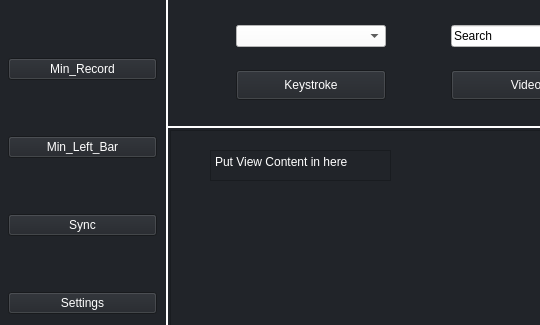
Old version of the form src/views/OuterFrame.ui in the repository komodo6/AVERT; both pictures show x 0 to 540 and y 0 to 325 of the 1313 by 872 pixel window.
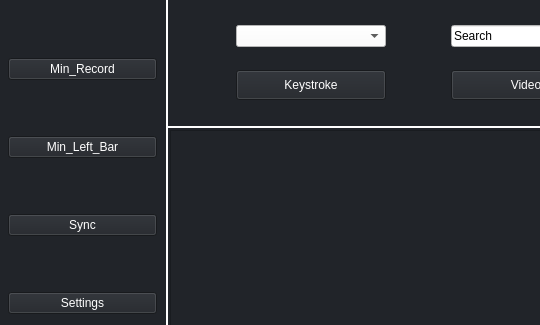
New version of the form.

Commit message:
main.py: Added QHBoxLayout, QFrame, QPushButton imports. Made Content Container Red to distinguish it. Added Button to Content_Container.
OuterFrame turned Content_Container to a QWidget Instead of a QFrame

```diff
--- a/src/views/OuterFrame.ui
+++ b/src/views/OuterFrame.ui
@@ -389,22 +389,15 @@
     <property name="frameShadow">
      <enum>QFrame::Raised</enum>
     </property>
-    <widget class="QPlainTextEdit" name="plainTextEdit">
+    <widget class="QWidget" name="Content_Container" native="true">
      <property name="geometry">
       <rect>
-       <x>40</x>
-       <y>20</y>
-       <width>181</width>
-       <height>31</height>
+       <x>9</x>
+       <y>9</y>
+       <width>1111</width>
+       <height>701</height>
       </rect>
      </property>
-     <property name="styleSheet">
-      <string notr="true">color:white;
-</string>
-     </property>
-     <property name="plainText">
-      <string>Put View Content in here</string>
-     </property>
     </widget>
    </widget>
    <zorder>Side_Bar</zorder>
```
Left out of the diff: 2 changed lines with no effect on the pictures. The commit also changes 1 other file.
